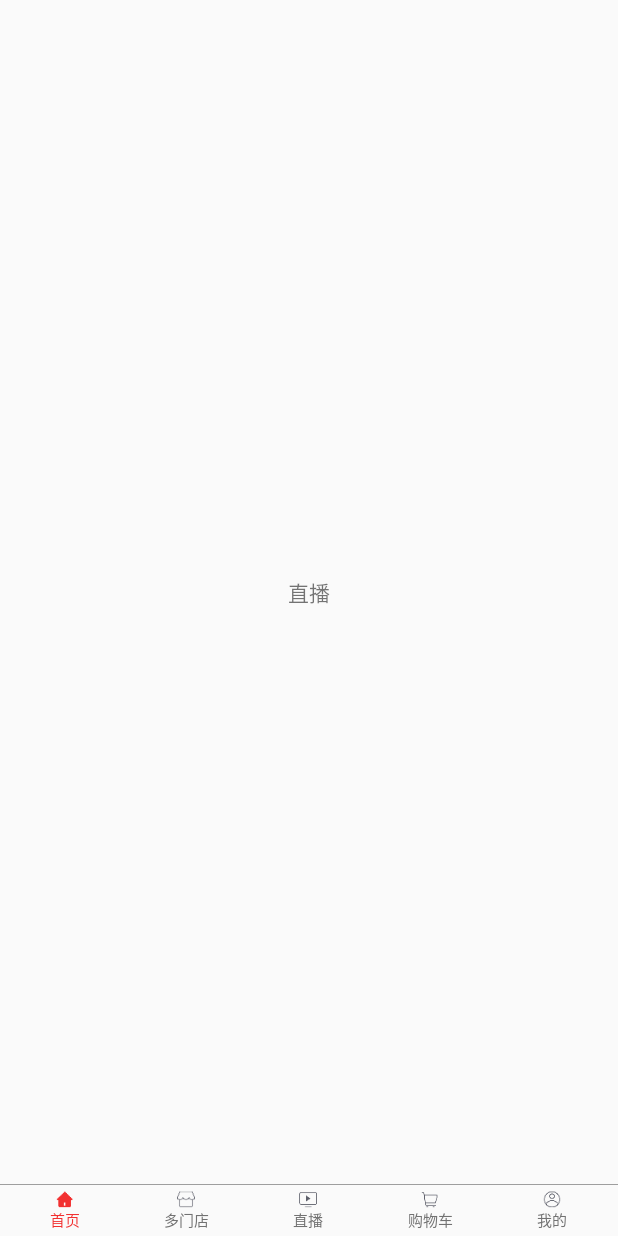
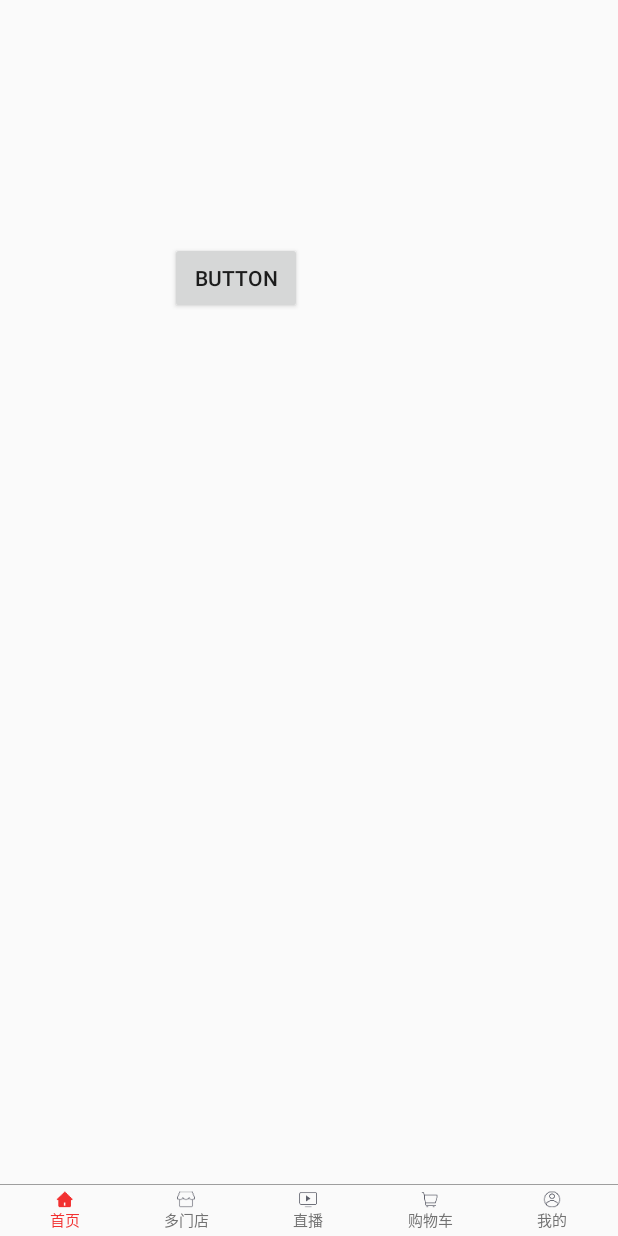
Before and after one commit to jiweijun/helloworld, an Android app: the fragment LiveFragment placed in its activity, on a phone screen of 412 x 824 dp. Run offline under Robolectric (Android 15) with nearby library versions, the phone set to English and light mode, and no system bars.

Commit message:
Update fragment_live.xml

```diff
--- a/LinkDatabaseApplication/app/src/main/res/layout/fragment_live.xml
+++ b/LinkDatabaseApplication/app/src/main/res/layout/fragment_live.xml
@@ -1,15 +1,20 @@
-<LinearLayout xmlns:android="http://schemas.android.com/apk/res/android"
+<RelativeLayout xmlns:android="http://schemas.android.com/apk/res/android"
     xmlns:tools="http://schemas.android.com/tools"
     android:layout_width="match_parent"
     android:layout_height="match_parent"
    >
 
 
-    <TextView
-
-        android:gravity="center"
-        android:layout_width="match_parent"
-        android:layout_height="match_parent"
-        android:text="直播" />
-
-</LinearLayout>
+    <Button
+        android:id="@+id/button"
+        android:layout_width="wrap_content"
+        android:layout_height="wrap_content"
+        android:layout_alignParentStart="true"
+        android:layout_alignParentLeft="true"
+        android:layout_alignParentTop="true"
+        android:layout_marginStart="113dp"
+        android:layout_marginLeft="113dp"
+        android:layout_marginTop="161dp"
+        android:onClick="go2"
+        android:text="Button" />
+</RelativeLayout>
```
